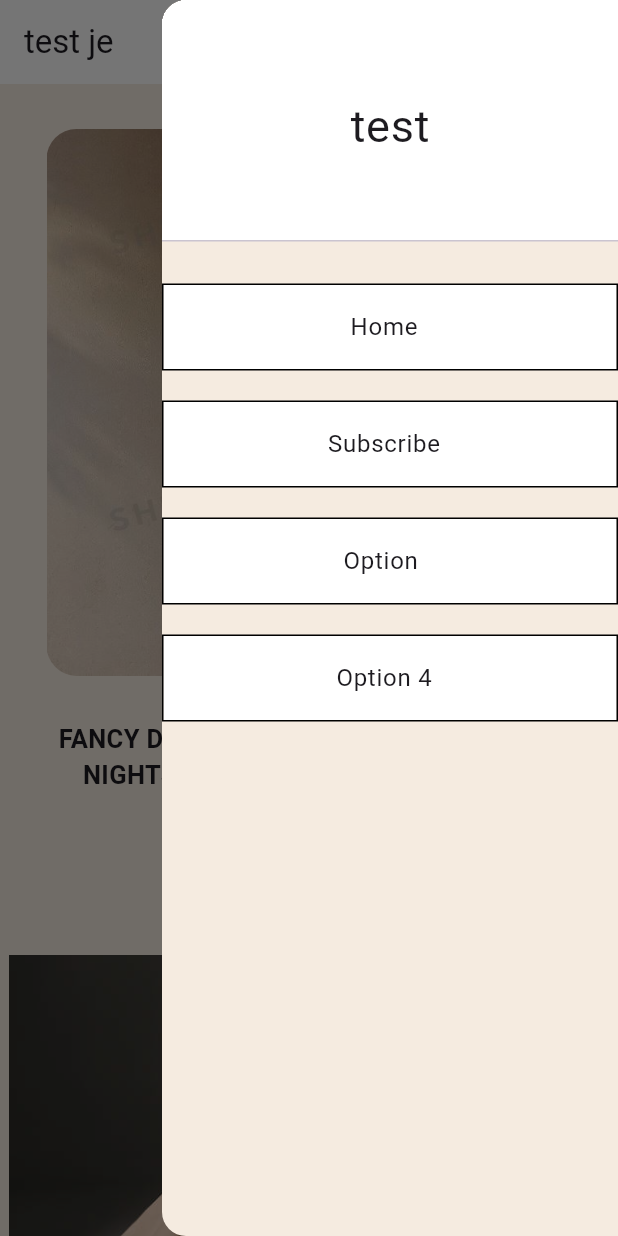
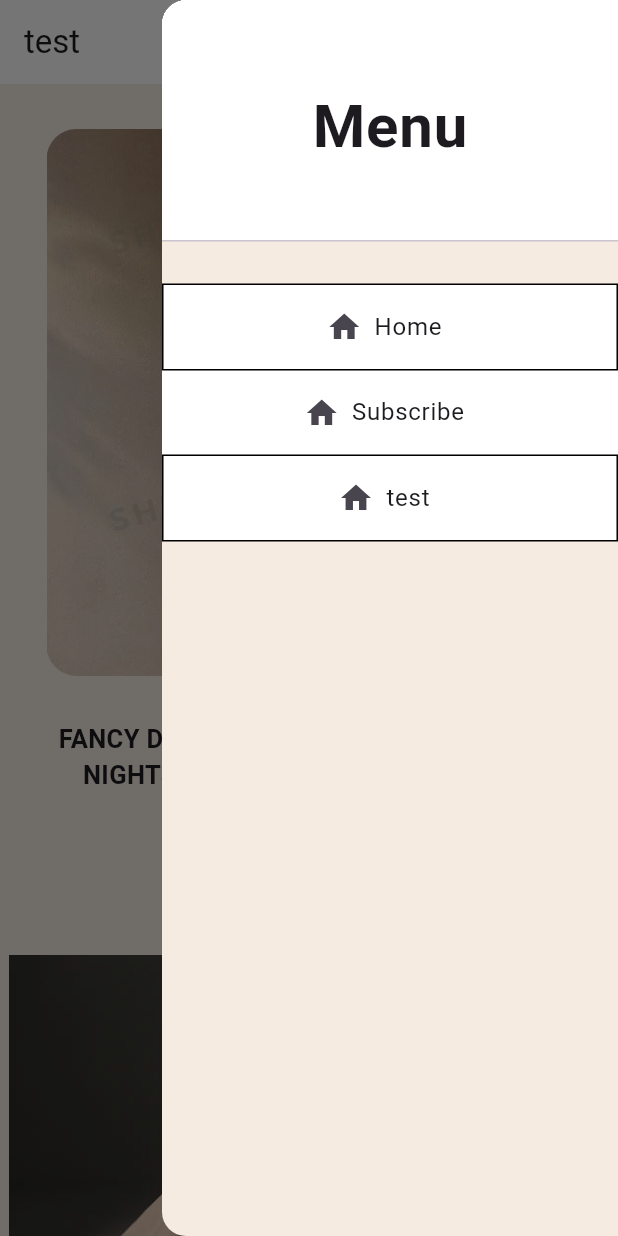
Before and after one commit to AwngkuHaris/Hackathon, a Flutter app: the screen it shows after launch, with the side drawer open, on a phone screen of 412 x 824 dp. Run offline on Flutter 3.47's test engine with Material 3 defaults, Android fonts, the phone set to English and light mode, and no system bars.

Commit message:
made the first page stateful to be able to navigate between pages

```diff
--- /dev/null
+++ b/lib/first_page.dart
@@ -0,0 +1,123 @@
+import 'package:flutter/material.dart';
+import 'package:hackathon_app/home_page.dart';
+import 'package:hackathon_app/subscribe_page.dart';
+
+class FirstPage extends StatefulWidget {
+  const FirstPage({super.key});
+
+  @override
+  State<FirstPage> createState() => _FirstPageState();
+}
+
+class _FirstPageState extends State<FirstPage> {
+
+  int _selectedPageIndex = 0; // Track the currently selected page
+
+  final List _pages = [
+    //home page
+    HomePage(),
+
+    //subscribe page
+    SubscribePage(),
+  ];
+
+  @override
+  Widget build(BuildContext context) {
+    return Scaffold(
+
+      endDrawer: Drawer(
+        backgroundColor: Color(0XFFF5EBE0),
+        child: ListView(
+          padding: EdgeInsets.zero,
+          children: [
+            const DrawerHeader(
+              decoration: BoxDecoration(
+                color: Colors.white,
+              ),
+              child: Center(child: Text("Menu", style: TextStyle(fontSize: 40, fontWeight: FontWeight.bold),)),
+              ),
+
+              SizedBox(height: 20,),
+
+              Container(
+                decoration: BoxDecoration(border: Border.all(color: Colors.black)),
+                child: ListTile(
+                  tileColor: Colors.white,
+                  title: Row(
+                  mainAxisAlignment: MainAxisAlignment.center,  // Center both icon and text
+                  children: [
+                    Icon(Icons.home),
+                    SizedBox(width: 8),  // Spacing between icon and text
+                    Text("Home"),
+                  ],
+                ),
+                  onTap: (){
+                    setState(() {
+                      _selectedPageIndex=0;
+                    });
+                    Navigator.pop(context);
+                  },
+                ),
+              ),
+
+
+
+               Container(
+                 child: ListTile(
+                  tileColor: Colors.white,
+                  title: Row(
+                  mainAxisAlignment: MainAxisAlignment.center,  // Center both icon and text
+                  children: [
+                    Icon(Icons.home),
+                    SizedBox(width: 8),  // Spacing between icon and text
+                    Text("Subscribe"),
+                  ],
+                ),
+                  onTap: (){
+                    setState(() {
+                      _selectedPageIndex=1;
+                    });
+                    Navigator.pop(context);
+                  }
+                ),
+               ),
+
+               Container(
+                decoration: BoxDecoration(border: Border.all(color: Colors.black)),
+                 child: ListTile(
+                  tileColor: Colors.white,
+                  title: Row(
+                  mainAxisAlignment: MainAxisAlignment.center,  // Center both icon and text
+                  children: [
+                    Icon(Icons.home),
+                    SizedBox(width: 8),  // Spacing between icon and text
+                    Text("test"),
+                  ],
+                ),
+                  onTap: (){
+                    setState(() {
+                      _selectedPageIndex=1;
+                    });
+                    Navigator.pop(context);
+                  }
+                ),
+               ),
+
+
+
+          ],
+        ),
+        ),
+
+      appBar: AppBar(
+        backgroundColor: Colors.white,
+        title:Text("test"),
+      ),
+
+      body: _pages[_selectedPageIndex],
+    );
+
+
+
+  }
+}
--- a/lib/home_page.dart
+++ b/lib/home_page.dart
@@ -1,6 +1,4 @@
 import 'package:flutter/material.dart';
-import 'package:hackathon_app/subscribe_page.dart';
-
 
 class HomePage extends StatelessWidget {
   HomePage({super.key});
@@ -10,68 +8,6 @@ class HomePage extends StatelessWidget {
     return Scaffold(
 
       backgroundColor: Color(0XFFF5EBE0),
-
-      endDrawer: Drawer(
-        backgroundColor: Color(0XFFF5EBE0),
-        child: ListView(
-          padding: EdgeInsets.zero,
-          children: [
-            const DrawerHeader(
-              decoration: BoxDecoration(
-                color: Colors.white,
-              ),
-              child: Center(child: Text("test", style: TextStyle(fontSize: 30),)),
-              ),
-
-              SizedBox(height: 20,),
-
-              Container(
-                decoration: BoxDecoration(border: Border.all(color: Colors.black)),
-                child: ListTile(
-                  tileColor: Colors.white,
-                  title: Center(child: Text("Home")),
-                ),
-              ),
-
-              SizedBox(height: 20,),
-
-               Container(
-                decoration: BoxDecoration(border: Border.all(color: Colors.black)),
-                 child: ListTile(
-                  tileColor: Colors.white,
-                  title: Center(child: Text("Subscribe")),
-                  onTap: (){Navigator.pop(context);Navigator.push(context, MaterialPageRoute(builder: (context) =>SubscribePage()));}
-                ),
-               ),
-
-              SizedBox(height: 20,),
-
-               Container(
-                decoration: BoxDecoration(border: Border.all(color:Colors.black)),
-                 child: ListTile(
-                  tileColor: Colors.white,
-                  title: Center(child: Text("Option ")),
-                               ),
-               ),
-
-              SizedBox(height: 20,),
-
-              Container(
-                decoration: BoxDecoration(border: Border.all(color: Colors.black)),
-                child: ListTile(
-                  tileColor: Colors.white,
-                  title: Center(child: Text("Option 4")),
-                ),
-              ),
-
-          ],
-        ),
-        ),
-
-      appBar: AppBar(
-        backgroundColor: Colors.white,
-        title:Text("test je"),
-      ),
 
       body: SingleChildScrollView(
         child: Center(
--- a/lib/main.dart
+++ b/lib/main.dart
@@ -1,5 +1,5 @@
 import 'package:flutter/material.dart';
-import 'package:hackathon_app/home_page.dart';
+import 'package:hackathon_app/first_page.dart';
 
 void main() {
   runApp(const MyApp());
@@ -17,7 +17,7 @@ class MyApp extends StatelessWidget {
       theme: ThemeData(
         useMaterial3: true,
       ),
-      home: HomePage(),
+      home: FirstPage(),
     );
   }
 }
--- a/lib/subscribe_page.dart
+++ b/lib/subscribe_page.dart
@@ -5,8 +5,12 @@ class SubscribePage extends StatelessWidget {
   @override
   Widget build(BuildContext context) {
     return Scaffold(
-      appBar: AppBar(
-        backgroundColor: Colors.white,
+
+      body: Center(
+        child: Text(
+          "test",
+        ),
+
       ),
     );
   }
```
